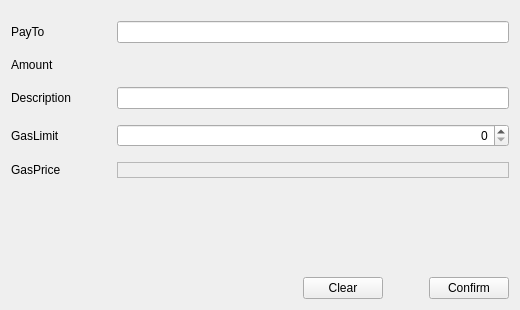
First picture: the form in src/qt/forms/sendtokenpage.ui, repository Hydra-Chain/node, before the edit.
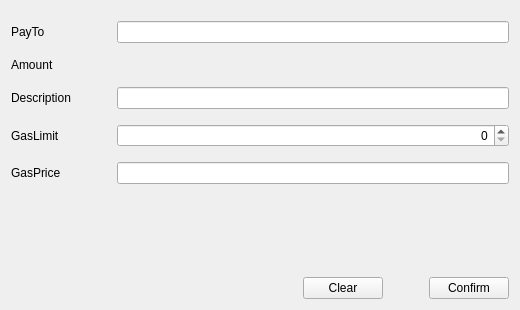
Second picture: the form after the edit. Custom widgets are drawn as their Qt base class.

The edit to the form file:
```diff
--- a/src/qt/forms/sendtokenpage.ui
+++ b/src/qt/forms/sendtokenpage.ui
@@ -110,20 +110,7 @@
       <widget class="QLineEdit" name="lineEditDescription"/>
      </item>
      <item row="4" column="1">
-      <widget class="QLabel" name="lineEditGasPrice">
-       <property name="minimumSize">
-        <size>
-         <width>100</width>
-         <height>0</height>
-        </size>
-       </property>
-       <property name="styleSheet">
-        <string notr="true">color: gray</string>
-       </property>
-       <property name="frameShape">
-        <enum>QFrame::StyledPanel</enum>
-       </property>
-      </widget>
+      <widget class="BitcoinAmountField" name="lineEditGasPrice"/>
      </item>
      <item row="3" column="1">
       <widget class="QSpinBox" name="lineEditGasLimit">
```
Left out of the diff: 4 changed lines with no effect on the pictures.
